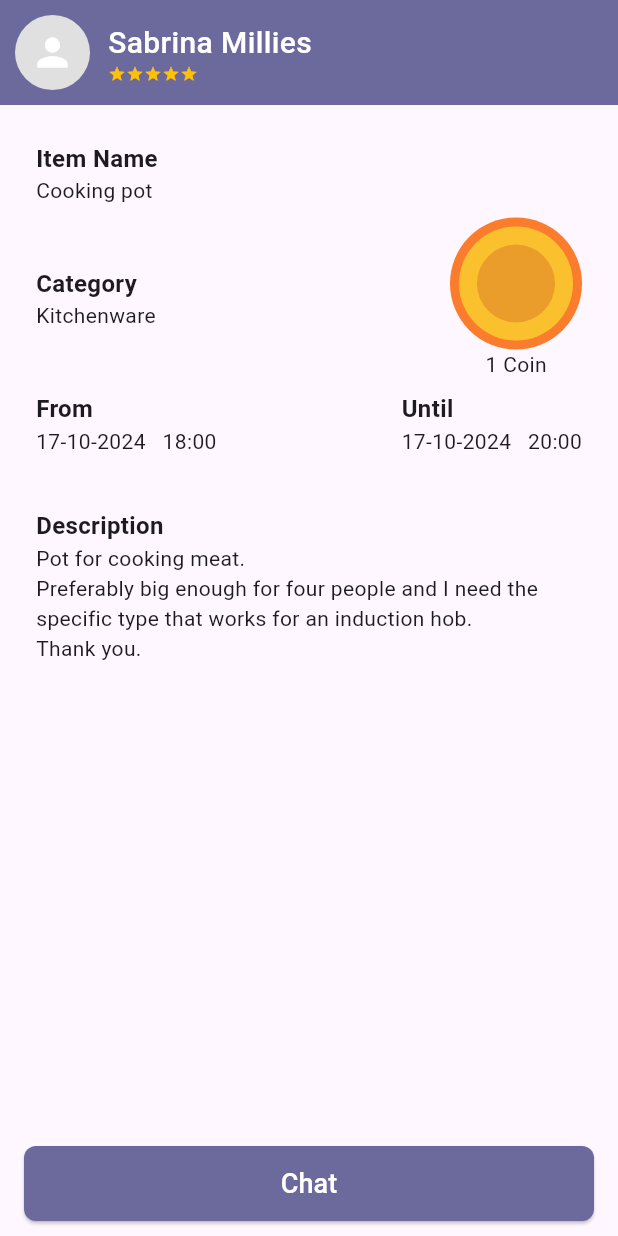
After one commit to marticodes/DropApp, a Flutter app: the ShareDetailPage screen opened directly, on a phone screen of 412 x 824 dp. The commit adds this screen. Run offline on Flutter 3.47's test engine with Material 3 defaults, Android fonts, the phone set to English and light mode, and no system bars.

```diff
--- a/Drop_App_FrontEnd/lib/main.dart
+++ b/Drop_App_FrontEnd/lib/main.dart
@@ -3,6 +3,7 @@ import 'package:drop_app/tabs/donate.dart';
 import 'package:drop_app/tabs/share.dart';
 import 'package:drop_app/tabs/chat.dart';
 import 'package:drop_app/tabs/profile.dart';
+
 
 void main() {
   runApp(const MyApp());
@@ -59,7 +60,7 @@ class _MyHomePageState extends State<MyHomePage> with SingleTickerProviderStateM
       ),
       body: TabBarView(
         controller: navbarcontroller,
-        children: const <Widget> [Donate(), const Share(), Chat(), Profile()],
+        children:  <Widget> [Donate(),  Share(), Chat(), Profile()],
       ),
 
   bottomNavigationBar: Material(
--- /dev/null
+++ b/Drop_App_FrontEnd/lib/pages/request_details.dart
@@ -0,0 +1,169 @@
+import 'package:flutter/material.dart';
+
+class ShareDetailPage extends StatelessWidget {
+  const ShareDetailPage({super.key});
+
+  @override
+  Widget build(BuildContext context) {
+    return Scaffold(
+      body: Column(
+        crossAxisAlignment: CrossAxisAlignment.start,
+        children: [
+          // User profile row
+          Container(
+            color: const Color.fromARGB(255, 108, 106, 157),
+            padding: const EdgeInsets.all(10.0),
+            child: Row(
+              children: [
+                CircleAvatar(
+                  backgroundColor: Colors.grey[300],
+                  radius: 25,
+                  child: const Icon(Icons.person, color: Colors.white, size: 30),
+                ),
+                const SizedBox(width: 12),
+                Column(
+                  crossAxisAlignment: CrossAxisAlignment.start,
+                  children: [
+                    const Text(
+                      'Sabrina Millies',  //CHANGE
+                      style: TextStyle(
+                        fontSize: 20,
+                        fontWeight: FontWeight.w500,
+                         color: Colors.white,
+                      ),
+                    ),
+                    Row(
+                      children: List.generate(
+                        5,
+                        (index) => const Icon(Icons.star, color: Colors.amber, size: 12),
+                      ),
+                    ),
+                  ],
+                ),
+              ],
+            ),
+          ),
+
+          // Item details section
+          Padding(
+            padding: const EdgeInsets.all(24.0),
+            child: Column(
+              crossAxisAlignment: CrossAxisAlignment.start,
+               children: [
+                  const Text(
+                    "Item Name",
+                    style: TextStyle(
+                      fontSize: 16,
+                      fontWeight: FontWeight.bold,
+                    ),
+                  ),
+                  const Text("Cooking pot"),
+                  const SizedBox(height: 8),
+                  Row(
+                    mainAxisAlignment: MainAxisAlignment.spaceBetween,
+                    children: [
+                      const Column(
+                        crossAxisAlignment: CrossAxisAlignment.start,
+                        children: [
+                          Text(
+                            "Category",
+                            style: TextStyle(
+                              fontSize: 16,
+                              fontWeight: FontWeight.bold,
+                            ),
+                          ),
+                          Text("Kitchenware"),
+                        ],
+                      ),
+                      Column(
+                        children: [
+                          CircleAvatar(
+                                backgroundColor: const Color.fromARGB(255, 251, 124, 45),
+                                radius: 44,
+                                child: CircleAvatar(
+                                  backgroundColor: Colors.yellow[700],
+                                  radius: 38,
+                                  child: const CircleAvatar(
+                                    backgroundColor:  Color.fromARGB(255, 234, 157, 42),
+                                    radius: 26,
+                                  ),
+                                ),
+                              ),
+                          const Text("1 Coin"),
+                        ],
+                      ),
+                    ],
+                  ),
+                  const SizedBox(height: 8),
+                  const Row(
+                    mainAxisAlignment: MainAxisAlignment.spaceBetween,
+                    children: [
+                      Column(
+                        crossAxisAlignment: CrossAxisAlignment.start,
+                        children: [
+                          Text(
+                            "From",
+                            style: TextStyle(
+                              fontSize: 16,
+                              fontWeight: FontWeight.bold,
+                            ),
+                          ),
+                          Text("17-10-2024   18:00"),
+                        ],
+                      ),
+                      Column(
+                        crossAxisAlignment: CrossAxisAlignment.start,
+                        children: [
+                          Text(
+                            "Until",
+                            style: TextStyle(
+                              fontSize: 16,
+                              fontWeight: FontWeight.bold,
+                            ),
+                          ),
+                          Text("17-10-2024   20:00"),
+                        ],
+                      ),
+                    ],
+                  ),
+                  const SizedBox(height: 35),
+                  const Text(
+                    "Description",
+                    style: TextStyle(
+                      fontSize: 16,
+                      fontWeight: FontWeight.bold,
+                    ),
+                  ),
+                  const Text(
+                    "Pot for cooking meat.\n"
+                    "Preferably big enough for four people and I need the specific type that works for an induction hob.\n"
+                    "Thank you.",
+                  ),
+                ],
+              ),
+            ),
+            const Spacer(),
+
+          // Chat button above the navigation bar
+          Padding(
+            padding: const EdgeInsets.symmetric(horizontal: 16.0),
+            child: ElevatedButton(
+              style: ElevatedButton.styleFrom(
+                backgroundColor: const Color.fromARGB(255, 108, 106, 157),
+                foregroundColor: Colors.white,
+                padding: const EdgeInsets.symmetric(vertical: 12),
+                shape: RoundedRectangleBorder(borderRadius: BorderRadius.circular(8)),
+              ),
+              onPressed: () {},
+              child: const Center(child: Text('Chat', style: TextStyle(fontSize: 18))),
+            ),
+          ),
+
+          const SizedBox(height: 10), // Space between Chat button and NavBar
+
+          // REPLACE Navigation bar
+        ],
+      ),
+    );
+  }
+}
```
Also changed, not shown: Drop_App_FrontEnd/lib/components/single_share_quest.dart (added, +77 -0 lines), Drop_App_FrontEnd/lib/pages/create_request.dart (added, +239 -0 lines).
